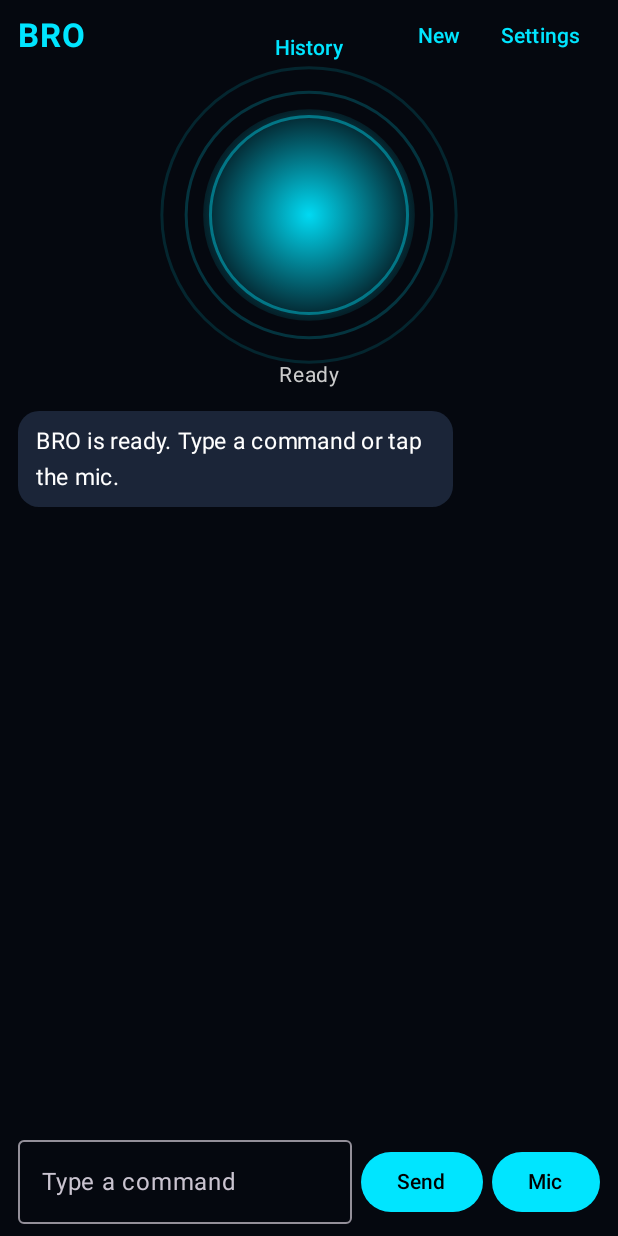
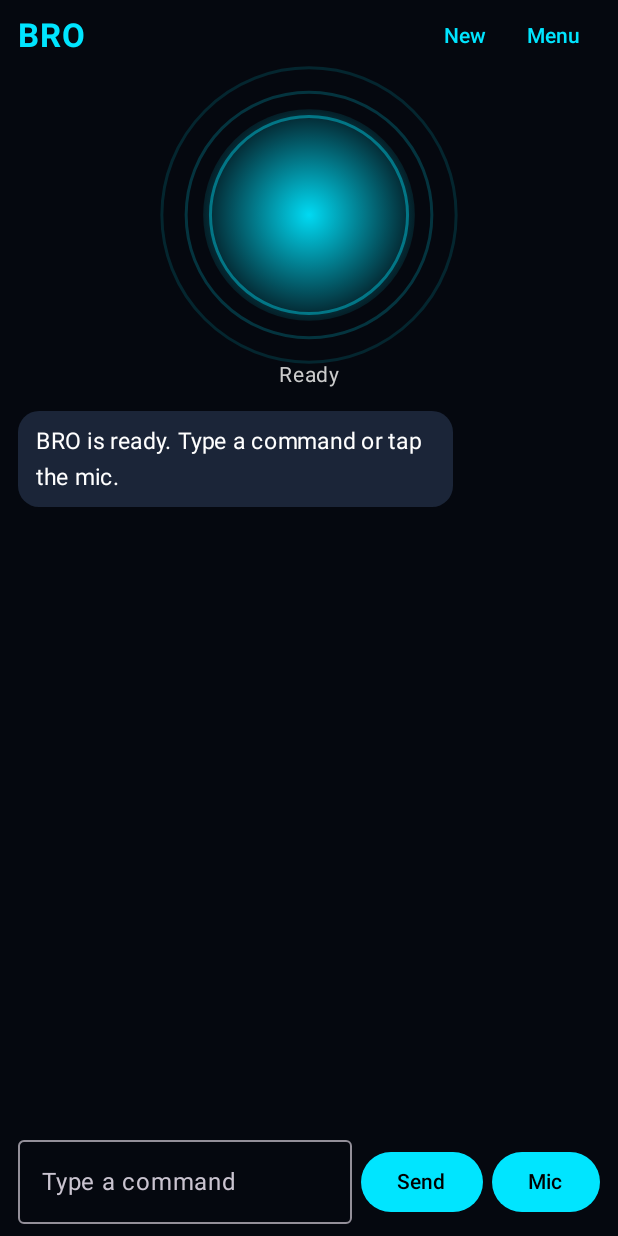
Before and after one commit to rachamadhav28-spec/Bro-direct, an Android app built with Jetpack Compose: the screen it shows after launch (MainActivity), on a phone screen of 412 x 824 dp. Run offline under Robolectric (Android 15) with nearby library versions, the phone set to English and light mode, and no system bars.

Commit message:
Replace Settings/History buttons with a Menu dropdown
Co-Authored-By: Claude Sonnet 5.5 <noreply@anthropic.com>
Claude-Session: https://claude.ai/code/session_01HYyEZ2KDgUwNmD2MpwQ1C3

```diff
--- a/app/src/main/java/com/bro/assistant/MainActivity.kt
+++ b/app/src/main/java/com/bro/assistant/MainActivity.kt
@@ -81,16 +81,9 @@ class MainActivity : ComponentActivity() {
                         ChatScreen(
                             vm = vm,
                             onMic = { onMicTapped() },
-                            onOpenSettings = { showSettings = true }
+                            onOpenSettings = { showSettings = true },
+                            onOpenHistory = { vm.refreshHistory(); showHistory = true }
                         )
-                        // History button (floating). Move it into ChatScreen's top bar if you prefer.
-                        androidx.compose.material3.TextButton(
-                            onClick = { vm.refreshHistory(); showHistory = true },
-                            modifier = Modifier
-                                .align(Alignment.TopCenter)
-                                .statusBarsPadding()
-                                .padding(top = 8.dp)
-                        ) { Text("History") }
                     }
 
                     val needed = vm.permissionNeeded
--- a/app/src/main/java/com/bro/assistant/ui/ChatScreen.kt
+++ b/app/src/main/java/com/bro/assistant/ui/ChatScreen.kt
@@ -22,6 +22,8 @@ import androidx.compose.foundation.text.KeyboardActions
 import androidx.compose.foundation.text.KeyboardOptions
 import androidx.compose.material3.AlertDialog
 import androidx.compose.material3.Button
+import androidx.compose.material3.DropdownMenu
+import androidx.compose.material3.DropdownMenuItem
 import androidx.compose.material3.ButtonDefaults
 import androidx.compose.material3.OutlinedTextField
 import androidx.compose.material3.Text
@@ -46,7 +48,13 @@ import com.bro.assistant.ChatViewModel
 import com.bro.assistant.ui.theme.BroColors
 
 @Composable
-fun ChatScreen(vm: ChatViewModel, onMic: () -> Unit, onOpenSettings: () -> Unit) {
+fun ChatScreen(
+    vm: ChatViewModel,
+    onMic: () -> Unit,
+    onOpenSettings: () -> Unit,
+    onOpenHistory: () -> Unit
+) {
+    var menuOpen by remember { mutableStateOf(false) }
     var input by remember { mutableStateOf("") }
     val listState = rememberLazyListState()
 
@@ -78,7 +86,23 @@ fun ChatScreen(vm: ChatViewModel, onMic: () -> Unit, onOpenSettings: () -> Unit)
             Text("BRO", color = BroColors.Accent, fontSize = 22.sp, fontWeight = FontWeight.Bold)
             Row {
                 TextButton(onClick = { vm.newConversation() }) { Text("New") }
-                TextButton(onClick = onOpenSettings) { Text("Settings") }
+                Box {
+                    TextButton(onClick = { menuOpen = true }) { Text("Menu") }
+                    DropdownMenu(
+                        expanded = menuOpen,
+                        onDismissRequest = { menuOpen = false },
+                        containerColor = BroColors.Background
+                    ) {
+                        DropdownMenuItem(
+                            text = { Text("History", color = BroColors.Accent) },
+                            onClick = { menuOpen = false; onOpenHistory() }
+                        )
+                        DropdownMenuItem(
+                            text = { Text("Settings", color = BroColors.Accent) },
+                            onClick = { menuOpen = false; onOpenSettings() }
+                        )
+                    }
+                }
             }
         }
 
```
